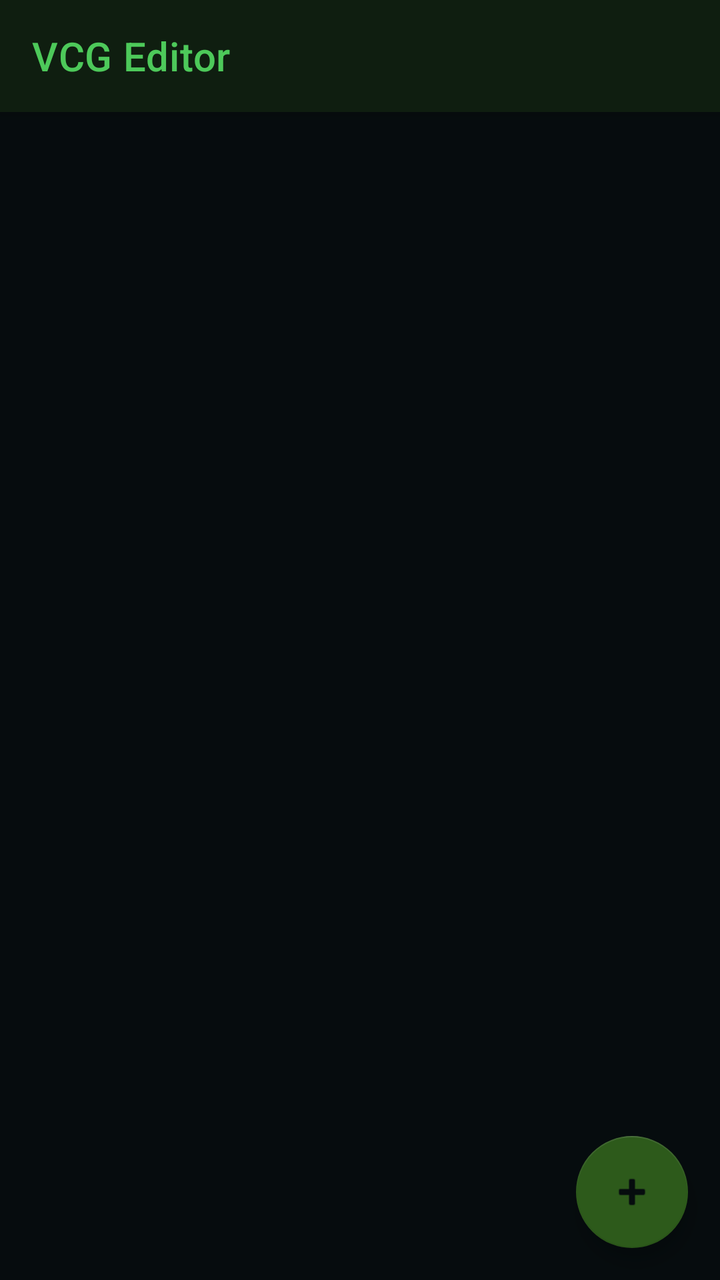
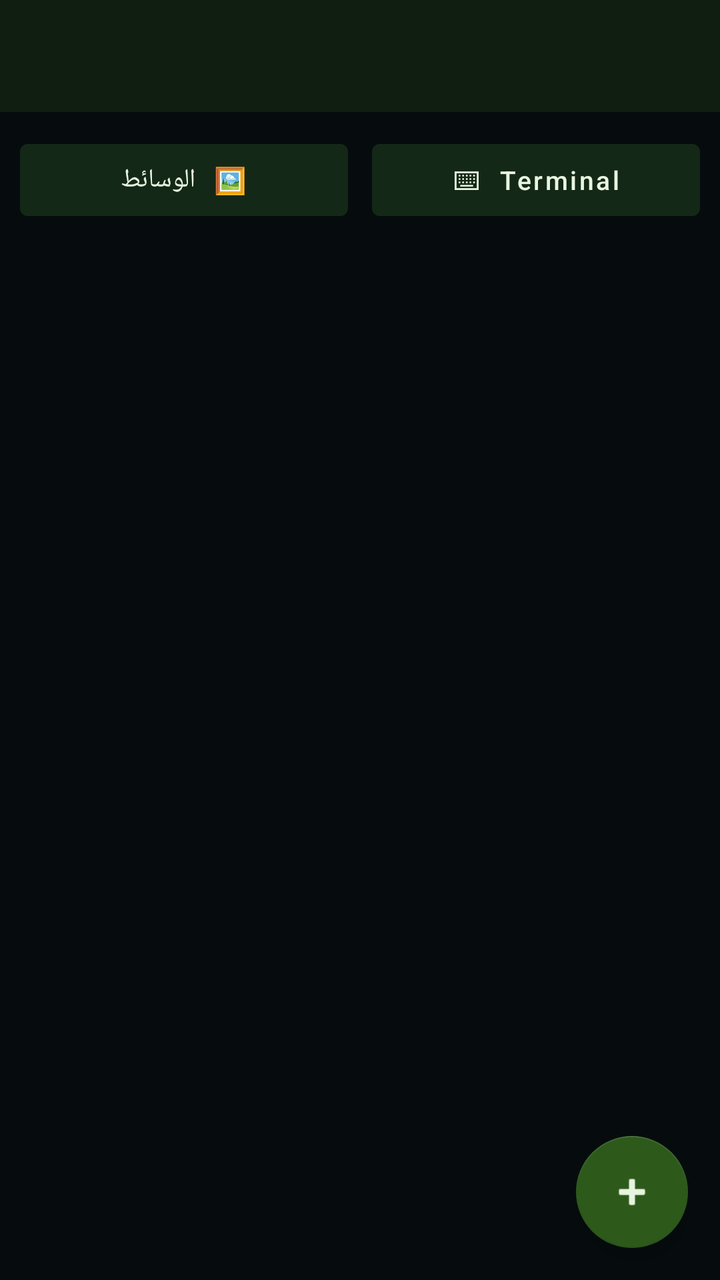

Screens rendered from an Android XML layout before and after an edit, with the pre-edit source and the edit as a unified diff.
<!-- AndroidManifest.xml: application theme Theme.VCGEditor -->
<!-- res/layout/activity_main.xml -->
<?xml version="1.0" encoding="utf-8"?>
<androidx.coordinatorlayout.widget.CoordinatorLayout
    xmlns:android="http://schemas.android.com/apk/res/android"
    xmlns:app="http://schemas.android.com/apk/res-auto"
    android:layout_width="match_parent" android:layout_height="match_parent"
    android:background="@color/bg_dark">

    <com.google.android.material.appbar.AppBarLayout
        android:layout_width="match_parent" android:layout_height="wrap_content"
        android:theme="@style/ThemeOverlay.MaterialComponents.Dark.ActionBar">
        <androidx.appcompat.widget.Toolbar android:id="@+id/toolbar"
            android:layout_width="match_parent" android:layout_height="?attr/actionBarSize"
            android:background="@color/surface_dark"
            app:title="VCG Editor" app:titleTextColor="@color/accent_green"/>
    </com.google.android.material.appbar.AppBarLayout>

    <LinearLayout
        android:layout_width="match_parent" android:layout_height="match_parent"
        android:orientation="vertical"
        app:layout_behavior="@string/appbar_scrolling_view_behavior">

        <TextView android:id="@+id/empty_view"
            android:layout_width="match_parent" android:layout_height="0dp"
            android:layout_weight="1"
            android:gravity="center" android:visibility="gone"
            android:text="لا يوجد ملفات\nاضغط + لإنشاء ملف جديد"
            android:textColor="@color/text_muted" android:textSize="16sp"
            android:textAlignment="center"/>

        <androidx.recyclerview.widget.RecyclerView android:id="@+id/recycler_files"
            android:layout_width="match_parent" android:layout_height="0dp"
            android:layout_weight="1"
            android:padding="8dp"
            android:clipToPadding="false"/>
    </LinearLayout>

    <com.google.android.material.floatingactionbutton.FloatingActionButton
        android:id="@+id/fab_new"
        android:layout_width="wrap_content" android:layout_height="wrap_content"
        android:layout_gravity="bottom|end"
        android:layout_margin="16dp"
        android:contentDescription="New File"
        android:src="@android:drawable/ic_input_add"
        app:backgroundTint="@color/olive_green"/>
</androidx.coordinatorlayout.widget.CoordinatorLayout>
<!-- resources referenced by this layout -->
<resources>
  <color name="accent_green">#4DC95A</color>
  <color name="bg_dark">#060C0E</color>
  <color name="olive_green">#2D5A1B</color>
  <color name="surface_dark">#0F1E10</color>
  <color name="text_muted">#4A6A4A</color>
  <style name="Theme.VCGEditor" parent="Theme.MaterialComponents.DayNight.NoActionBar">
          <item name="colorPrimary">@color/olive_green</item>
          <item name="colorPrimaryVariant">@color/bg_dark</item>
          <item name="colorOnPrimary">@color/text_primary</item>
          <item name="colorSecondary">@color/accent_green</item>
          <item name="colorOnSecondary">@color/bg_dark</item>
          <item name="android:colorBackground">@color/bg_dark</item>
          <item name="colorSurface">@color/surface_dark</item>
          <item name="colorOnSurface">@color/text_primary</item>
          <item name="android:statusBarColor">@color/status_bar</item>
          <item name="android:navigationBarColor">@color/bg_dark</item>
          <item name="android:windowLightStatusBar">false</item>
          <item name="android:textColorPrimary">@color/text_primary</item>
          <item name="android:textColorSecondary">@color/text_muted</item>
      </style>
  <color name="text_primary">#E8F5E0</color>
  <color name="status_bar">#060C0E</color>
</resources>

<!-- the commit's change to res/layout/activity_main.xml (unified diff, before → after) -->
@@ -11,13 +11,38 @@
         <androidx.appcompat.widget.Toolbar android:id="@+id/toolbar"
             android:layout_width="match_parent" android:layout_height="?attr/actionBarSize"
             android:background="@color/surface_dark"
-            app:title="VCG Editor" app:titleTextColor="@color/accent_green"/>
+            app:titleTextColor="@color/accent_green"/>
     </com.google.android.material.appbar.AppBarLayout>
 
     <LinearLayout
         android:layout_width="match_parent" android:layout_height="match_parent"
         android:orientation="vertical"
         app:layout_behavior="@string/appbar_scrolling_view_behavior">
+
+        
+        <LinearLayout android:layout_width="match_parent" android:layout_height="wrap_content"
+            android:orientation="horizontal" android:padding="10dp">
+
+            <com.google.android.material.button.MaterialButton
+                android:id="@+id/btn_assets"
+                android:layout_width="0dp" android:layout_height="wrap_content"
+                android:layout_weight="1" android:layout_marginEnd="6dp"
+                android:text="🖼  الوسائط"
+                android:textAllCaps="false" android:textSize="13sp"
+                android:backgroundTint="@color/surface_dark_2"
+                android:textColor="@color/text_primary"
+                style="@style/Widget.MaterialComponents.Button"/>
+
+            <com.google.android.material.button.MaterialButton
+                android:id="@+id/btn_terminal"
+                android:layout_width="0dp" android:layout_height="wrap_content"
+                android:layout_weight="1" android:layout_marginStart="6dp"
+                android:text="⌨  Terminal"
+                android:textAllCaps="false" android:textSize="13sp"
+                android:backgroundTint="@color/surface_dark_2"
+                android:textColor="@color/text_primary"
+                style="@style/Widget.MaterialComponents.Button"/>
+        </LinearLayout>
 
         <TextView android:id="@+id/empty_view"
             android:layout_width="match_parent" android:layout_height="0dp"
@@ -41,5 +66,6 @@
         android:layout_margin="16dp"
         android:contentDescription="New File"
         android:src="@android:drawable/ic_input_add"
-        app:backgroundTint="@color/olive_green"/>
+        app:backgroundTint="@color/olive_green"
+        app:tint="@color/text_primary"/>
 </androidx.coordinatorlayout.widget.CoordinatorLayout>
<!-- resource entries referenced after the edit -->
@@ -4,6 +4,7 @@
   <color name="bg_dark">#060C0E</color>
   <color name="olive_green">#2D5A1B</color>
   <color name="surface_dark">#0F1E10</color>
+  <color name="surface_dark_2">#142817</color>
   <color name="text_muted">#4A6A4A</color>
   <style name="Theme.VCGEditor" parent="Theme.MaterialComponents.DayNight.NoActionBar">
           <item name="colorPrimary">@color/olive_green</item>
